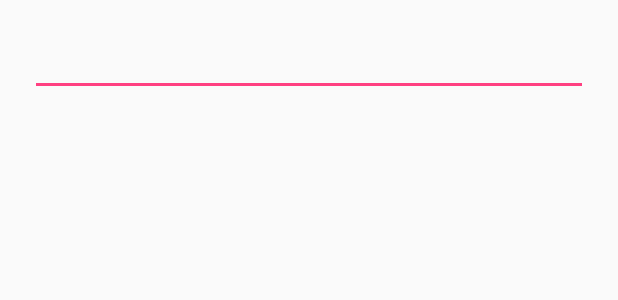
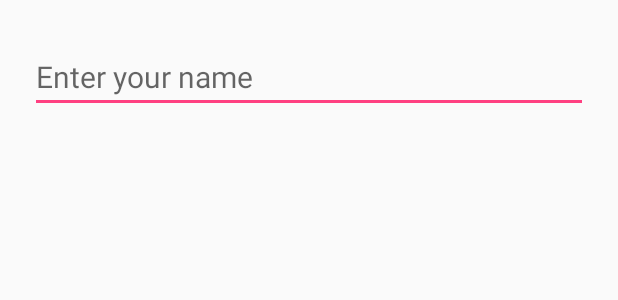
Before and after one commit to dgoenka/AccedoMatchingGame, an Android app: the layout score_edit_text.xml on its own in the app's theme, with its tools: preview values and no code run, on a phone screen of 412 x 824 dp. Shown: the top 300 px of the screen. Run offline under Robolectric (Android 15) with nearby library versions, the phone set to English and light mode, and no system bars.

Commit message:
->Fixed Score Table

```diff
--- a/app/src/main/res/layout/score_edit_text.xml
+++ b/app/src/main/res/layout/score_edit_text.xml
@@ -6,7 +6,7 @@
 
     <android.support.v7.widget.AppCompatTextView
         android:id="@+id/message"
-        android:textSize="13dp"
+        android:textSize="20dp"
         android:layout_marginRight="20dp"
         android:layout_marginLeft="20dp"
         android:gravity="center"
@@ -19,7 +19,8 @@
         android:layout_height="wrap_content"
         android:layout_marginRight="20dp"
         android:layout_marginLeft="20dp"
-        android:layout_marginBottom="10dp"
+        android:textSize="20dp"
+        android:hint="@string/enter_your_name_hint"
         android:id="@+id/score_edit_text" />
 
 </LinearLayout>
--- a/app/src/main/res/values/strings.xml
+++ b/app/src/main/res/values/strings.xml
@@ -5,10 +5,11 @@
     <string name="dummy_content">DUMMY\nCONTENT</string>
     <string name="high_scores">High Scores</string>
     <string name="score">Score: %d</string>
-    <string name="enter_your_name">Enter your name</string>
+    <string name="enter_your_name">Game Completed!</string>
     <string name="okay">OK</string>
     <string name="title_activity_scores">High Scores</string>
     <string name="no_scores">No Scores Available</string>
     <string name="new_game">New Game</string>
-    <string name="you_scored">Game Complete! You Scored %d !</string>
+    <string name="you_scored">Your score is %d</string>
+    <string name="enter_your_name_hint">Enter your name</string>
 </resources>
```
